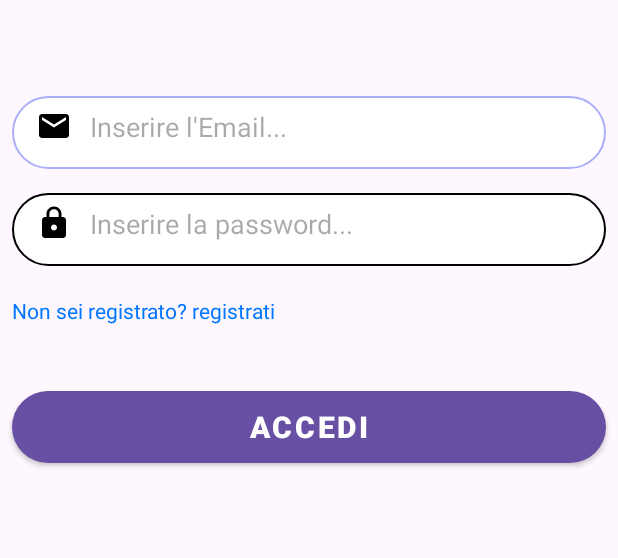
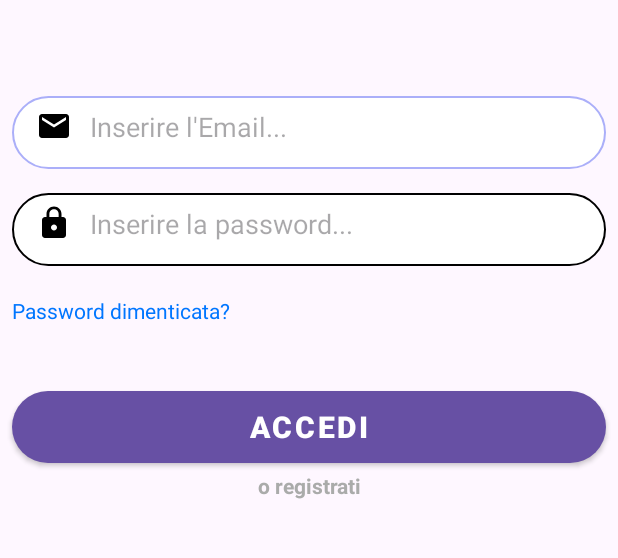
Before and after one commit to ime03/bibliotecaAndroid, an Android app: the screen it shows after launch (MainActivity), on a phone screen of 412 x 824 dp, the part 465-1023 px from its top. Run offline under Robolectric (Android 15) with nearby library versions, the phone set to English and light mode, and no system bars; our stand-ins replace Firebase (no records; nobody signed in at launch, a user with empty details on screens opened directly).

Commit message:
Aggiunta la possibilità di cambiare password dalla schermata di login e dal profilo

```diff
--- a/app/build.gradle.kts
+++ b/app/build.gradle.kts
@@ -52,6 +52,7 @@ dependencies {
     implementation("com.google.firebase:firebase-database:21.0.0")
     implementation("com.google.firebase:firebase-storage:21.0.0")
     implementation ("com.github.bumptech.glide:glide:4.12.0")
+    implementation("androidx.activity:activity:1.9.0")
     annotationProcessor ("com.github.bumptech.glide:compiler:4.12.0")
     testImplementation("junit:junit:4.13.2")
     androidTestImplementation("androidx.test.ext:junit:1.1.5")
--- a/app/src/main/AndroidManifest.xml
+++ b/app/src/main/AndroidManifest.xml
@@ -1,7 +1,8 @@
 <?xml version="1.0" encoding="utf-8"?>
 <manifest xmlns:android="http://schemas.android.com/apk/res/android"
     xmlns:tools="http://schemas.android.com/tools">
-    <uses-permission android:name="android.permission.INTERNET"/>
+
+    <uses-permission android:name="android.permission.INTERNET" />
 
     <application
         android:allowBackup="true"
@@ -13,6 +14,9 @@
         android:supportsRtl="true"
         android:theme="@style/Theme.Biblioteca"
         tools:targetApi="31">
+        <activity
+            android:name=".PassReset"
+            android:exported="false" />
         <activity
             android:name=".AdminHome"
             android:exported="false" />
--- a/app/src/main/java/it/insubria/biblioteca/MainActivity.kt
+++ b/app/src/main/java/it/insubria/biblioteca/MainActivity.kt
@@ -22,6 +22,14 @@ class MainActivity : AppCompatActivity() {
         setContentView(R.layout.activity_main)
         auth= FirebaseAuth.getInstance()
         val reg = findViewById<TextView>(R.id.TextViewRegistrati)
+        val reset = findViewById<TextView>(R.id.TextViewPassReset)
+
+        reset.setOnClickListener {
+            val intent = Intent(
+                this,PassReset::class.java
+            )
+            startActivity(intent)
+        }
 
         reg.setOnClickListener{
             val intent = Intent(
--- a/app/src/main/res/layout/activity_main.xml
+++ b/app/src/main/res/layout/activity_main.xml
@@ -14,10 +14,10 @@
         android:text="Accedi"
         android:textSize="20dp"
         android:textStyle="bold"
-        app:layout_constraintEnd_toEndOf="@+id/TextViewRegistrati"
+        app:layout_constraintEnd_toEndOf="@+id/TextViewPassReset"
         app:layout_constraintHorizontal_bias="0.0"
-        app:layout_constraintStart_toStartOf="@+id/TextViewRegistrati"
-        app:layout_constraintTop_toBottomOf="@+id/TextViewRegistrati" />
+        app:layout_constraintStart_toStartOf="@+id/TextViewPassReset"
+        app:layout_constraintTop_toBottomOf="@+id/TextViewPassReset" />
 
     <EditText
         android:id="@+id/EditTextEmail"
@@ -51,16 +51,30 @@
         app:layout_constraintTop_toBottomOf="@+id/EditTextEmail" />
 
     <TextView
-        android:id="@+id/TextViewRegistrati"
+        android:id="@+id/TextViewPassReset"
         android:layout_width="0dp"
         android:layout_height="wrap_content"
         android:layout_marginTop="20dp"
-        android:text="Non sei registrato? registrati"
+        android:text="Password dimenticata?"
         android:textColor="#0076ff"
         app:layout_constraintEnd_toEndOf="@+id/EditTextPassword"
         app:layout_constraintHorizontal_bias="0.0"
         app:layout_constraintStart_toStartOf="@+id/EditTextPassword"
         app:layout_constraintTop_toBottomOf="@+id/EditTextPassword" />
+
+    <TextView
+        android:id="@+id/TextViewRegistrati"
+        android:layout_width="0dp"
+        android:layout_height="wrap_content"
+        android:layout_marginTop="5dp"
+        android:text="o registrati"
+        android:textColor="#aaabaa"
+        android:textStyle="bold"
+        android:textAlignment="center"
+        app:layout_constraintEnd_toEndOf="@+id/ButtonAccedi"
+        app:layout_constraintHorizontal_bias="0.0"
+        app:layout_constraintStart_toStartOf="@+id/ButtonAccedi"
+        app:layout_constraintTop_toBottomOf="@+id/ButtonAccedi" />
 
     <ImageView
         android:id="@+id/imageView2"
--- a/app/src/main/res/values-night/themes.xml
+++ b/app/src/main/res/values-night/themes.xml
@@ -1,6 +1,6 @@
 <resources xmlns:tools="http://schemas.android.com/tools">
     <!-- Base application theme. -->
-    <style name="Base.Theme.Biblioteca" parent="Theme.Material3.DayNight.NoActionBar">
+    <style name="Base.Theme.Biblioteca" parent="Theme.Material3.Light.NoActionBar">
         <!-- Customize your dark theme here. -->
         <!-- <item name="colorPrimary">@color/my_dark_primary</item> -->
     </style>
```
Also changed, not shown: app/src/main/java/it/insubria/biblioteca/PassReset.kt (added, +60 -0 lines), app/src/main/java/it/insubria/biblioteca/Profilo.kt (+6 -1 lines), app/src/main/res/layout/activity_pass_reset.xml (added, +75 -0 lines), app/src/main/res/layout/fragment_profilo.xml (+11 -2 lines), app/src/main/res/drawable/sfondo.png (added).
